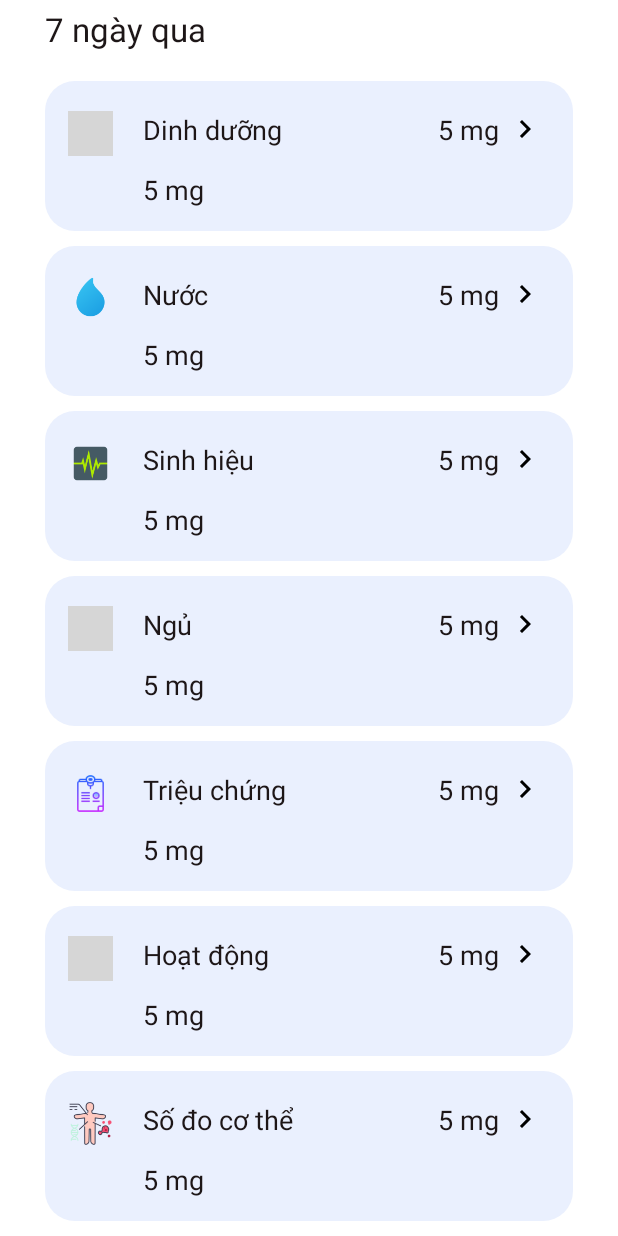
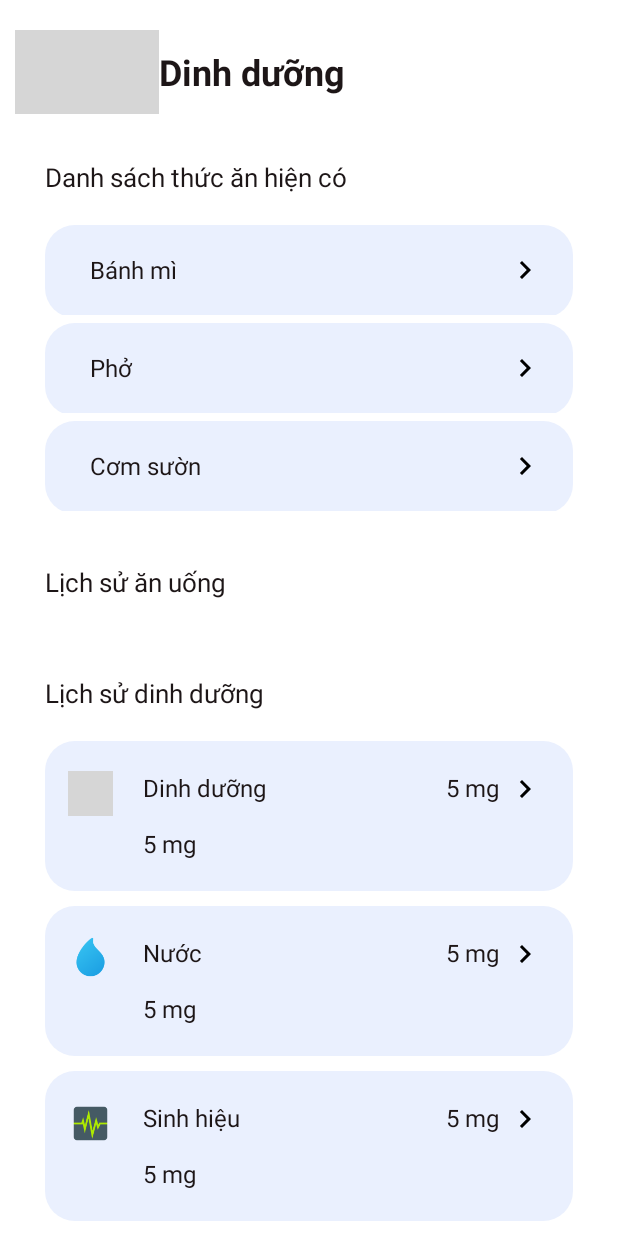
Before and after one commit to tungnk123/EasyHealthy, an Android app: the DuyetFragment screen opened through its navigation route, after a tap on "Dinh dưỡng", on a phone screen of 412 x 824 dp. Run offline under Robolectric (Android 15) with nearby library versions, the phone set to English and light mode, and no system bars; our stand-ins replace navigation-ui; Roboto replaces fonts that are not available here; grey boxes are pictures that could not be loaded.

Commit message:
Add white line for list and update UI in DuyetFragment

```diff
--- a/app/src/main/java/com/example/easyhealthy/ui/dinhDuong/DinhDuongActivity.java
+++ b/app/src/main/java/com/example/easyhealthy/ui/dinhDuong/DinhDuongActivity.java
@@ -18,6 +18,9 @@ public class DinhDuongActivity extends AppCompatActivity {
 
     public RecyclerView rcvNoResult;
     public RecyclerView rcvHistory;
+
+    public RecyclerView rcvHistoryFood;
+    public RecyclerView rcvCurrentFood;
     public ListWithNoImageAdapter adapter;
     public HistoryListAdapter historyListAdapter;
     String[] dataset;
@@ -84,10 +87,22 @@ public class DinhDuongActivity extends AppCompatActivity {
         rcvNoResult.setAdapter(adapter);
         rcvNoResult.setLayoutManager(new LinearLayoutManager(this));
 
-        rcvHistory = (RecyclerView) findViewById(R.id.rcv_dinhDuong_history);
+        rcvHistory = (RecyclerView) findViewById(R.id.rcv_dinhDuong_historyNutrition);
         historyListAdapter = new HistoryListAdapter(dataSet);
         rcvHistory.setAdapter(historyListAdapter);
         rcvHistory.setLayoutManager(new LinearLayoutManager(this));
+
+        rcvHistoryFood = (RecyclerView) findViewById(R.id.rcv_dinhDuong_historyFood);
+        rcvCurrentFood = (RecyclerView) findViewById(R.id.rcv_dinhDuong_currentFood);
+        String[] curFood = new String[] {
+            "Bánh mì",
+                "Phở",
+                "Cơm sườn"
+        };
+        adapter = new ListWithNoImageAdapter(curFood);
+        rcvCurrentFood.setAdapter(adapter);
+        rcvCurrentFood.setLayoutManager(new LinearLayoutManager(this));
+
     }
 
     private void addEvents() {
--- a/app/src/main/java/com/example/easyhealthy/ui/duyet/DuyetFragment.java
+++ b/app/src/main/java/com/example/easyhealthy/ui/duyet/DuyetFragment.java
@@ -36,7 +36,6 @@ public class DuyetFragment extends Fragment {
         rcvListItem = binding.rcvDanhMucSucKhoe;
         DuyetItem[] dataSet = {
                 new DuyetItem("Dinh dưỡng", R.drawable.ic_nitrition),
-                new DuyetItem("Nước", R.drawable.ic_water),
                 new DuyetItem("Sinh hiệu", R.drawable.ic_sinhhieu),
                 new DuyetItem("Ngủ", R.drawable.ic_bed),
                 new DuyetItem("Triệu chứng", R.drawable.ic_trieuchung),
--- a/app/src/main/res/layout/activity_dinh_duong.xml
+++ b/app/src/main/res/layout/activity_dinh_duong.xml
@@ -35,20 +35,19 @@
                     android:text="Dinh dưỡng" />
             </LinearLayout>
         </androidx.appcompat.widget.Toolbar>
-
         <TextView
-            android:id="@+id/tv_historyTitle"
+            android:id="@+id/tv_currentFood"
             style="@style/heading3"
             android:layout_width="wrap_content"
             android:layout_height="wrap_content"
             android:layout_marginStart="30dp"
             android:layout_marginTop="30dp"
-            android:text="7 ngày qua"
+            android:text="Danh sách thức ăn hiện có"
             app:layout_constraintStart_toStartOf="parent"
             app:layout_constraintTop_toBottomOf="@+id/tb_dinhDuong" />
 
         <androidx.recyclerview.widget.RecyclerView
-            android:id="@+id/rcv_dinhDuong_history"
+            android:id="@+id/rcv_dinhDuong_currentFood"
             android:layout_width="match_parent"
             android:layout_height="wrap_content"
             android:layout_marginStart="30dp"
@@ -56,7 +55,50 @@
             android:layout_marginEnd="30dp"
             app:layout_constraintEnd_toEndOf="parent"
             app:layout_constraintStart_toStartOf="parent"
-            app:layout_constraintTop_toBottomOf="@+id/tv_historyTitle" />
+            app:layout_constraintTop_toBottomOf="@+id/tv_currentFood" />
+
+        <TextView
+            android:id="@+id/tv_historyFood"
+            style="@style/heading3"
+            android:layout_width="wrap_content"
+            android:layout_height="wrap_content"
+            android:layout_marginStart="30dp"
+            android:layout_marginTop="30dp"
+            android:text="Lịch sử ăn uống"
+            app:layout_constraintStart_toStartOf="parent"
+            app:layout_constraintTop_toBottomOf="@+id/rcv_dinhDuong_currentFood" />
+
+        <androidx.recyclerview.widget.RecyclerView
+            android:id="@+id/rcv_dinhDuong_historyFood"
+            android:layout_width="match_parent"
+            android:layout_height="wrap_content"
+            android:layout_marginStart="30dp"
+            android:layout_marginTop="20dp"
+            android:layout_marginEnd="30dp"
+            app:layout_constraintEnd_toEndOf="parent"
+            app:layout_constraintStart_toStartOf="parent"
+            app:layout_constraintTop_toBottomOf="@+id/tv_historyFood" />
+        <TextView
+            android:id="@+id/tv_historyNutrition"
+            style="@style/heading3"
+            android:layout_width="wrap_content"
+            android:layout_height="wrap_content"
+            android:layout_marginStart="30dp"
+            android:layout_marginTop="30dp"
+            android:text="Lịch sử dinh dưỡng"
+            app:layout_constraintStart_toStartOf="parent"
+            app:layout_constraintTop_toBottomOf="@+id/rcv_dinhDuong_historyFood" />
+
+        <androidx.recyclerview.widget.RecyclerView
+            android:id="@+id/rcv_dinhDuong_historyNutrition"
+            android:layout_width="match_parent"
+            android:layout_height="wrap_content"
+            android:layout_marginStart="30dp"
+            android:layout_marginTop="20dp"
+            android:layout_marginEnd="30dp"
+            app:layout_constraintEnd_toEndOf="parent"
+            app:layout_constraintStart_toStartOf="parent"
+            app:layout_constraintTop_toBottomOf="@+id/tv_historyNutrition" />
 
         <TextView
             android:id="@+id/tv_dinhDuong_noResultTitle"
@@ -67,7 +109,7 @@
             android:layout_marginTop="30dp"
             android:text="Không có dữ liệu"
             app:layout_constraintStart_toStartOf="parent"
-            app:layout_constraintTop_toBottomOf="@+id/rcv_dinhDuong_history" />
+            app:layout_constraintTop_toBottomOf="@+id/rcv_dinhDuong_historyNutrition" />
 
         <androidx.recyclerview.widget.RecyclerView
             android:id="@+id/rcv_dinhDuong_noResultRcv"
--- a/app/src/main/res/layout/list_item.xml
+++ b/app/src/main/res/layout/list_item.xml
@@ -1,8 +1,15 @@
 <?xml version="1.0" encoding="utf-8"?>
 <LinearLayout xmlns:android="http://schemas.android.com/apk/res/android"
     android:layout_width="match_parent"
+    android:layout_height="wrap_content"
+    android:background="@drawable/background_rounded"
+    android:layout_marginBottom="3dp"
+    android:orientation="vertical">
+
+    <!-- Existing LinearLayout Content -->
+    <LinearLayout
+        android:layout_width="match_parent"
         android:layout_height="60dp"
-    android:background="@drawable/background_rounded"
         android:orientation="horizontal">
 
         <ImageView
@@ -32,3 +39,10 @@
             android:layout_gravity="center"
             android:layout_marginEnd="20dp"/>
     </LinearLayout>
+
+    <View
+        android:layout_width="match_parent"
+        android:layout_height="2dp"
+        android:background="#ffffff"/>
+
+</LinearLayout>
--- a/app/src/main/res/layout/list_item_noimage.xml
+++ b/app/src/main/res/layout/list_item_noimage.xml
@@ -1,8 +1,14 @@
 <?xml version="1.0" encoding="utf-8"?>
 <LinearLayout xmlns:android="http://schemas.android.com/apk/res/android"
     android:layout_width="match_parent"
+    android:layout_height="wrap_content"
+    android:background="@drawable/background_rounded"
+    android:layout_marginBottom="3dp"
+    android:orientation="vertical">
+
+    <LinearLayout
+        android:layout_width="match_parent"
         android:layout_height="60dp"
-    android:background="@drawable/background_rounded"
         android:orientation="horizontal">
 
         <TextView
@@ -24,3 +30,10 @@
             android:layout_gravity="center"
             android:layout_marginEnd="20dp"/>
     </LinearLayout>
+
+    <View
+        android:layout_width="match_parent"
+        android:layout_height="2dp"
+        android:background="#ffffff"/>
+
+</LinearLayout>
--- a/app/src/main/res/values/styles.xml
+++ b/app/src/main/res/values/styles.xml
@@ -16,7 +16,7 @@
 
     <style name="heading3" parent="TextAppearance.AppCompat">
         <item name="android:fontFamily">@font/roboto_medium</item>
-        <item name="android:textSize">22sp</item>
+        <item name="android:textSize">17sp</item>
         <item name="android:textColor">@color/black</item>
     </style>
 
@@ -40,7 +40,7 @@
 
     <style name="list_item" parent="TextAppearance.AppCompat">
         <item name="android:fontFamily">@font/roboto_medium</item>
-        <item name="android:textSize">18sp</item>
+        <item name="android:textSize">16sp</item>
         <item name="android:textColor">@color/black</item>
     </style>
 
```
Lines whose indentation alone changed are shown as unchanged.
